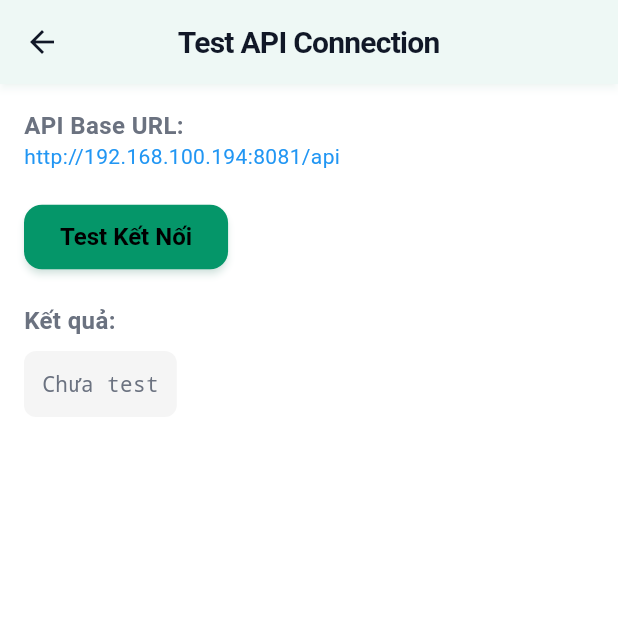
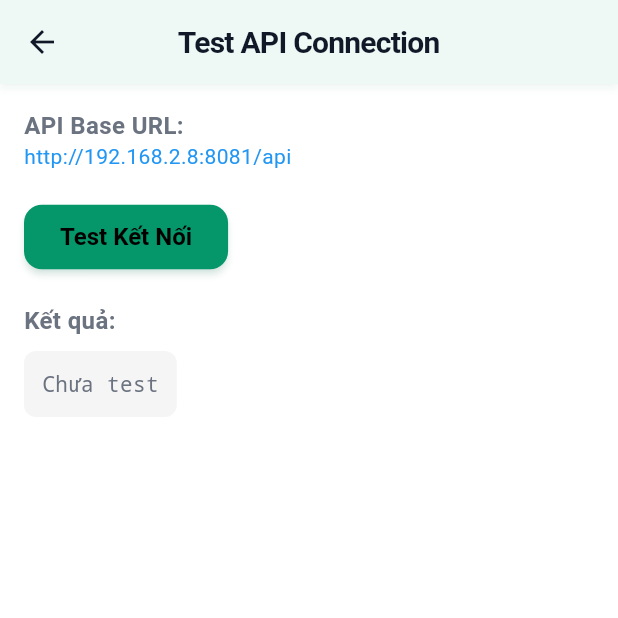
Before and after one commit to Kangchua/pocketvision_app, a Flutter app: the ApiTestScreen screen opened by its route, on a phone screen of 412 x 824 dp, the top half of it. Run offline on Flutter 3.47's test engine with Material 3 defaults, Android fonts, the phone set to English and light mode, and no system bars; our stand-ins replace dio, fl_chart, image_picker, shared_preferences; accounts and stored records are empty.

Commit message:
update ip

```diff
--- a/lib/config/api_config.dart
+++ b/lib/config/api_config.dart
@@ -16,7 +16,7 @@ class ApiConfig {
   /// - 192.168.x.x: Dùng cho device thật (iPhone/Android)
   ///
   /// Ví dụ: '192.168.1.100' hoặc '192.168.0.5'
-  static const String serverIp = '192.168.100.194';
+  static const String serverIp = '192.168.2.8';
 
   /// Port của backend server (theo application.properties)
   static const int serverPort = 8081;
--- a/lib/services/api_service.dart
+++ b/lib/services/api_service.dart
@@ -488,7 +488,7 @@ class ApiService {
   /// Gửi ảnh đến AI server để trích xuất thông tin hóa đơn
   Future<Map<String, dynamic>> extractInvoiceFromImage(File imageFile) async {
     try {
-      final aiServerUrl = 'http://192.168.100.117:8000/extract_invoice';
+      final aiServerUrl = 'http://192.168.2.8:8000/extract_invoice';
 
       final formData = FormData.fromMap({
         'image': await MultipartFile.fromFile(
```
